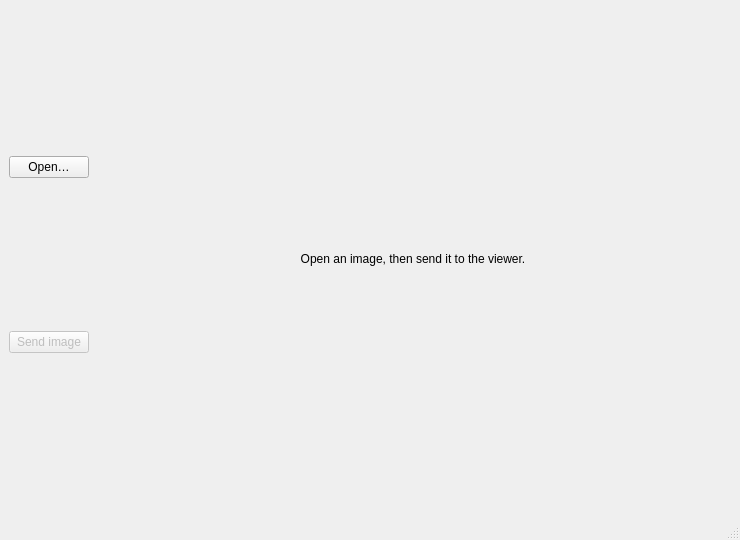
First picture: the form in apps/client/main_window.ui, repository mbuster8/Image_processing, before the edit.
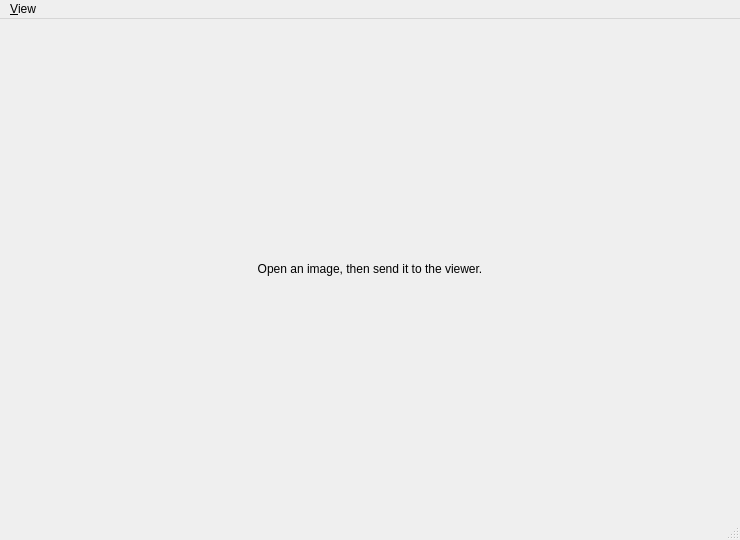
Second picture: the form after the edit.

Commit message: feat(client): Send to field, command bar and numbering without gaps

What changed in the file:
```diff
--- a/apps/client/main_window.ui
+++ b/apps/client/main_window.ui
@@ -14,41 +14,13 @@
    <string>Image Processing Client</string>
   </property>
   <widget class="QWidget" name="centralWidget">
-   <layout class="QHBoxLayout" name="mainLayout">
-    <item>
-     <layout class="QVBoxLayout" name="buttonLayout">
-      <item>
-       <widget class="QPushButton" name="openButton">
-        <property name="text">
-         <string>Open…</string>
-        </property>
-       </widget>
-      </item>
-      <item>
-       <widget class="QPushButton" name="sendButton">
-        <property name="enabled">
-         <bool>false</bool>
-        </property>
-        <property name="text">
-         <string>Send image</string>
-        </property>
-       </widget>
-      </item>
-      <item>
-       <spacer name="buttonSpacer">
-        <property name="orientation">
-         <enum>Qt::Vertical</enum>
-        </property>
-       </spacer>
-      </item>
-     </layout>
-    </item>
+   <layout class="QVBoxLayout" name="mainLayout">
     <item>
      <widget class="QLabel" name="previewLabel">
       <property name="sizePolicy">
        <sizepolicy hsizetype="Ignored" vsizetype="Ignored">
         <horstretch>1</horstretch>
-        <verstretch>0</verstretch>
+        <verstretch>1</verstretch>
        </sizepolicy>
       </property>
       <property name="minimumSize">
@@ -67,6 +39,14 @@
     </item>
    </layout>
   </widget>
+  <widget class="QMenuBar" name="menuBar">
+   <widget class="QMenu" name="menuView">
+    <property name="title">
+     <string>&amp;View</string>
+    </property>
+   </widget>
+   <addaction name="menuView"/>
+  </widget>
   <widget class="QStatusBar" name="statusBar"/>
  </widget>
  <resources/>
```
Left out of the diff: 19 changed lines with no effect on the pictures. The commit also changes 8 other files.
